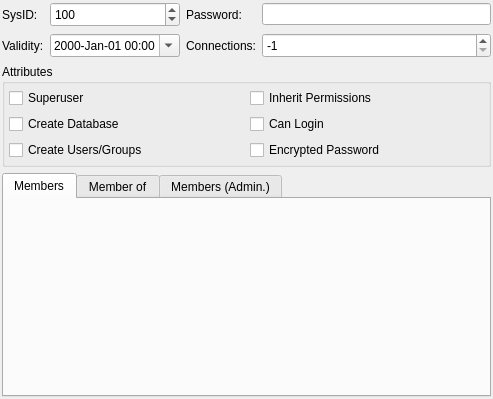
pgmodeler/pgmodeler, file libpgmodeler_ui/ui/rolewidget.ui: the form before one commit.
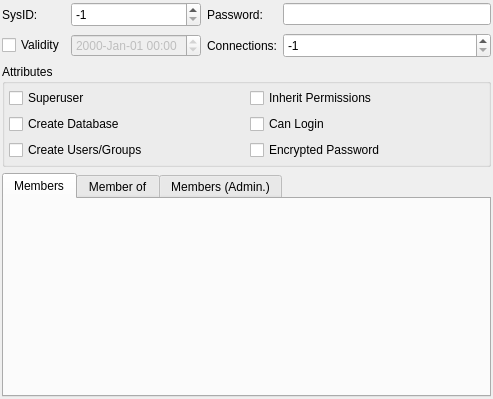
The form after the commit.

Patch:
```diff
--- a/libpgmodeler_ui/ui/rolewidget.ui
+++ b/libpgmodeler_ui/ui/rolewidget.ui
@@ -26,60 +26,33 @@
    <property name="spacing">
     <number>6</number>
    </property>
-   <item row="0" column="0">
-    <widget class="QLabel" name="sysid_lbl">
-     <property name="text">
-      <string>SysID:</string>
-     </property>
-    </widget>
-   </item>
-   <item row="0" column="1">
-    <widget class="QSpinBox" name="sysid_sb">
-     <property name="minimumSize">
-      <size>
-       <width>0</width>
-       <height>25</height>
-      </size>
-     </property>
-     <property name="minimum">
-      <number>0</number>
-     </property>
-     <property name="maximum">
-      <number>65535</number>
-     </property>
-     <property name="value">
-      <number>100</number>
-     </property>
-    </widget>
-   </item>
-   <item row="0" column="2">
+   <item row="0" column="3">
     <widget class="QLabel" name="passwd_lbl">
      <property name="text">
       <string>Password:</string>
      </property>
     </widget>
    </item>
-   <item row="0" column="3">
+   <item row="0" column="4">
     <widget class="QLineEdit" name="passwd_edt"/>
    </item>
-   <item row="1" column="0">
-    <widget class="QLabel" name="validity_lbl">
-     <property name="text">
-      <string>Validity:</string>
-     </property>
-    </widget>
-   </item>
-   <item row="1" column="1">
+   <item row="1" column="2">
     <widget class="QDateTimeEdit" name="validity_dte">
+     <property name="enabled">
+      <bool>false</bool>
+     </property>
+     <property name="specialValueText">
+      <string/>
+     </property>
      <property name="displayFormat">
       <string>yyyy-MMM-dd hh:mm</string>
      </property>
      <property name="calendarPopup">
-      <bool>true</bool>
+      <bool>false</bool>
      </property>
     </widget>
    </item>
-   <item row="1" column="2">
+   <item row="1" column="3">
     <widget class="QLabel" name="conn_limit_lbl">
      <property name="font">
       <font>
@@ -93,7 +66,7 @@
      </property>
     </widget>
    </item>
-   <item row="1" column="3">
+   <item row="1" column="4">
     <widget class="QSpinBox" name="conn_limit_sb">
      <property name="minimumSize">
       <size>
@@ -112,7 +85,7 @@
      </property>
     </widget>
    </item>
-   <item row="2" column="0" colspan="4">
+   <item row="2" column="0" colspan="5">
     <widget class="QGroupBox" name="attributes_gb">
      <property name="title">
       <string>Attributes</string>
@@ -169,7 +142,7 @@
      </layout>
     </widget>
    </item>
-   <item row="3" column="0" colspan="4">
+   <item row="3" column="0" colspan="5">
     <widget class="QTabWidget" name="members_twg">
      <property name="currentIndex">
       <number>0</number>
@@ -191,6 +164,39 @@
      </widget>
     </widget>
    </item>
+   <item row="0" column="2">
+    <widget class="QSpinBox" name="sysid_sb">
+     <property name="minimumSize">
+      <size>
+       <width>0</width>
+       <height>25</height>
+      </size>
+     </property>
+     <property name="minimum">
+      <number>-1</number>
+     </property>
+     <property name="maximum">
+      <number>65535</number>
+     </property>
+     <property name="value">
+      <number>-1</number>
+     </property>
+    </widget>
+   </item>
+   <item row="1" column="0" colspan="2">
+    <widget class="QCheckBox" name="validity_chk">
+     <property name="text">
+      <string>Validity</string>
+     </property>
+    </widget>
+   </item>
+   <item row="0" column="0" colspan="2">
+    <widget class="QLabel" name="sysid_lbl">
+     <property name="text">
+      <string>SysID:</string>
+     </property>
+    </widget>
+   </item>
   </layout>
  </widget>
  <resources/>
```
